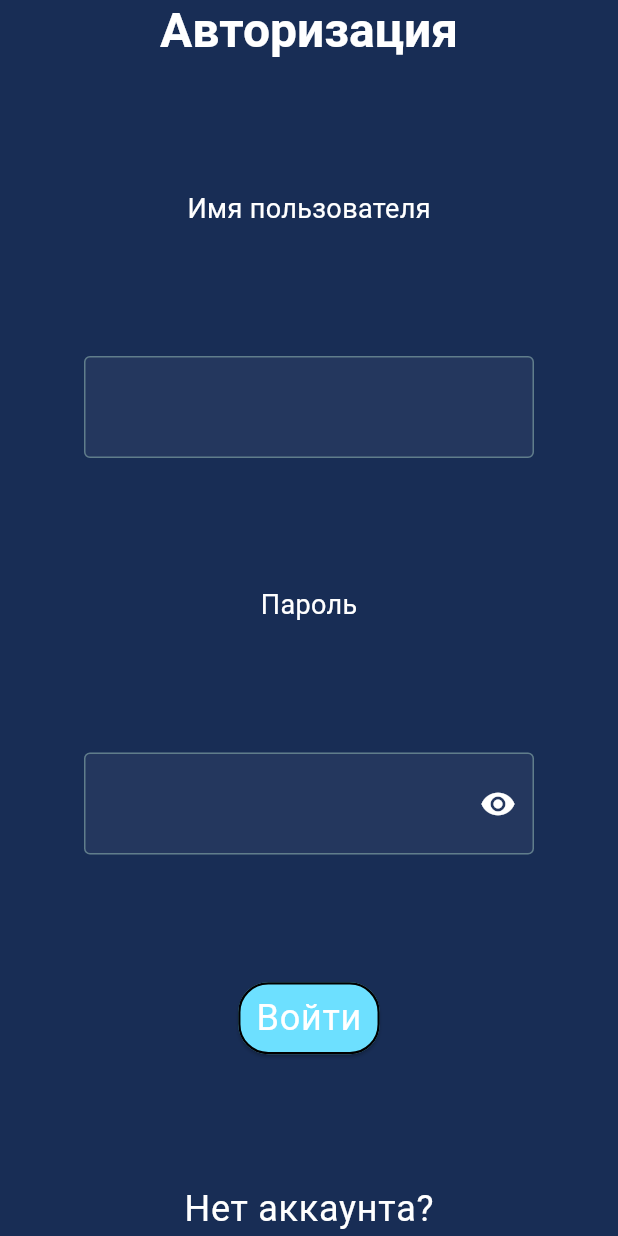
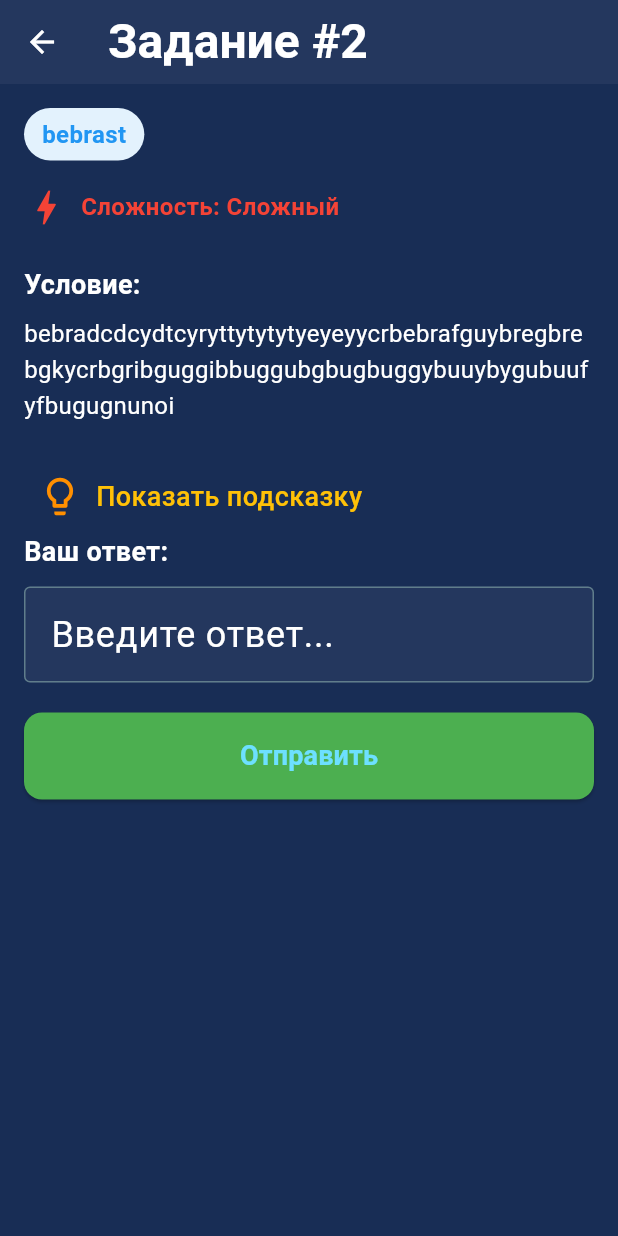
Before and after one commit to artbok/olympics_preparation_client, a Flutter app: the UserTasksPage screen opened directly, after a tap on an icon or button, on a phone screen of 412 x 824 dp. Run offline on Flutter 3.47's test engine with Material 3 defaults, Android fonts, the phone set to English and light mode, and no system bars; our stand-ins replace hive, hive_flutter, socket_io_client; accounts and stored records are empty.

Commit message:
solvepage

```diff
--- a/lib/root.dart
+++ b/lib/root.dart
@@ -136,7 +136,7 @@ class Root extends StatelessWidget {
                   }
                 },
               )
-              : FirstPage(),
+              : UserTasksPage(),
     );
   }
 }
--- a/lib/user/pages/solve_page.dart
+++ b/lib/user/pages/solve_page.dart
@@ -0,0 +1,201 @@
+import "package:flutter/material.dart";
+
+class SolvePage extends StatefulWidget {
+  final String id;
+  final String description;
+  final String subject;
+  final String difficulty;
+  final String hint;
+  final String answer;
+
+  const SolvePage({
+    super.key,
+    required this.id,
+    required this.description,
+    required this.subject,
+    required this.difficulty,
+    required this.hint,
+    required this.answer,
+  });
+
+  @override
+  State<SolvePage> createState() => _SolvePage();
+}
+
+class _SolvePage extends State<SolvePage> {
+  final TextEditingController _answerController = TextEditingController();
+  bool _showHint = false;
+  String buttonText = "Отправить";
+
+
+  @override
+  void dispose() {
+    _answerController.dispose();
+    super.dispose();
+  }
+
+  void _checkAnswer() {
+    String answer = _answerController.text.trim();
+    if (answer.isEmpty) {
+      ScaffoldMessenger.of(context).showSnackBar(
+        const SnackBar(content: Text('Введите ответ!')),
+      );
+      return;
+    }
+    if (widget.answer == answer){
+      buttonText = "Ответ принят";
+      setState(() {
+
+      });
+    ScaffoldMessenger.of(context).showSnackBar(
+      SnackBar(content: Text('Ваш ответ: $answer - верный')),
+    );
+  }
+  else {
+    buttonText = "Изменить ответ";
+    setState(() {
+
+    });
+    ScaffoldMessenger.of(context).showSnackBar(
+      SnackBar(content: Text('Ваш ответ: $answer - неверный'))
+  );
+  return;
+  }
+  }
+
+  @override
+  Widget build(BuildContext context) {
+    return Scaffold(
+      appBar: AppBar(
+        title: Text('Задание #${widget.id}'),
+      ),
+      body: Padding(
+        padding: const EdgeInsets.all(16.0),
+        child: Column(
+          crossAxisAlignment: CrossAxisAlignment.start,
+          children: [
+            Container(
+              padding: const EdgeInsets.symmetric(horizontal: 12, vertical: 6),
+              decoration: BoxDecoration(
+                color: Colors.blue.shade50,
+                borderRadius: BorderRadius.circular(20),
+              ),
+              child: Text(
+                widget.subject,
+                style: const TextStyle(
+                  fontWeight: FontWeight.bold,
+                  color: Colors.blue,
+                  fontSize: 16,
+                ),
+              ),
+            ),
+            const SizedBox(height: 16),
+            Row(
+              children: [
+                Icon(
+                  Icons.bolt,
+                  color: widget.difficulty == 'Сложный' ? Colors.red :
+                         widget.difficulty == 'Средний' ? Colors.orange : Colors.green,
+                ),
+                const SizedBox(width: 8),
+                Text(
+                  'Сложность: ${widget.difficulty}',
+                  style: TextStyle(
+                    fontWeight: FontWeight.bold,
+                    color: widget.difficulty == 'Сложный' ? Colors.red :
+                           widget.difficulty == 'Средний' ? Colors.orange : Colors.green,
+                    fontSize: 16,
+                  ),
+                ),
+              ],
+            ),
+            const SizedBox(height: 24),
+            const Text(
+              'Условие:',
+              style: TextStyle(fontWeight: FontWeight.bold, fontSize: 18),
+            ),
+            const SizedBox(height: 8),
+            Text(
+              widget.description,
+              style: const TextStyle(fontSize: 16, height: 1.5),
+            ),
+            const SizedBox(height: 24),
+            Row(
+              children: [
+                IconButton(
+                  icon: Icon(
+                    _showHint ? Icons.lightbulb : Icons.lightbulb_outline,
+                    color: Colors.amber.shade800,
+                  ),
+                  onPressed: () {
+                    setState(() {
+                      _showHint = !_showHint;
+                    });
+                  },
+                ),
+                Text(
+                  _showHint ? 'Скрыть подсказку' : 'Показать подсказку',
+                  style: const TextStyle(
+                    color: Colors.amber,
+                    fontWeight: FontWeight.w500,
+                  ),
+                ),
+              ],
+            ),
+            if (_showHint) ...[
+              const SizedBox(height: 8),
+              Container(
+                padding: const EdgeInsets.all(14),
+                decoration: BoxDecoration(
+                  color: const Color.fromARGB(255, 65, 47, 102),
+                  borderRadius: BorderRadius.circular(10),
+                ),
+                child: Text(
+                  widget.hint,
+                  style: const TextStyle(
+                    fontStyle: FontStyle.italic,
+                    fontSize: 15,
+                  ),
+                ),
+              ),
+              const SizedBox(height: 24),
+            ],
+
+            const Text(
+              'Ваш ответ:',
+              style: TextStyle(fontWeight: FontWeight.bold, fontSize: 18),
+            ),
+            const SizedBox(height: 10),
+            TextField(
+              controller: _answerController,
+              decoration: InputDecoration(
+                hintText: 'Введите ответ...',
+                border: OutlineInputBorder(
+                  borderRadius: BorderRadius.circular(10),
+                ),
+                contentPadding: const EdgeInsets.all(14),
+              ),
+            ),
+            const SizedBox(height: 20),
+            SizedBox(
+              width: double.infinity,
+              child: ElevatedButton(
+                onPressed: _checkAnswer,
+                style: ElevatedButton.styleFrom(
+                  padding: const EdgeInsets.symmetric(vertical: 16),
+                  backgroundColor: Colors.green,
+                  shape: RoundedRectangleBorder(
+                    borderRadius: BorderRadius.circular(12),
+                  ),
+                ),
+                child: Text(buttonText,
+                  style: TextStyle(fontSize: 18, fontWeight: FontWeight.bold),
+                ),
+              ),
+            ),
+          ],
+        ),
+      ),
+    );
+  }
+}
--- a/lib/user/pages/user_tasks_page.dart
+++ b/lib/user/pages/user_tasks_page.dart
@@ -15,15 +15,15 @@ class _UserTasksPage extends State<UserTasksPage>{
   int currentPage = 1;
   int totalPages = 0;
   Widget getItemWidget(
-    String id, String description, String subject, String difficulty, BuildContext context){
+    String id, String description, String subject, String difficulty, String? hint, String answer, BuildContext context){
         final colors = Theme.of(context).colorScheme;
         return Padding(
               padding: const EdgeInsets.symmetric(horizontal: 30, vertical: 5),
               child: InkWell(
                 onTap: () => {
-                  Navigator.pushReplacement(
-                  context,
-                  PageRouteBuilder(pageBuilder: (context, animation, secondaryAnimation) => const LoginPage(),transitionDuration: Duration.zero, reverseTransitionDuration: Duration.zero))},
+                  Navigator.push(context,
+                  MaterialPageRoute(builder: (context) => SolvePage(id: id, description: description, subject: subject, difficulty: difficulty, hint: hint ?? "Подсказки нет", answer: answer,)))
+                },
                 child: Container(
                   decoration: BoxDecoration(
                     color: colors.secondary,
@@ -119,13 +119,20 @@ class _UserTasksPage extends State<UserTasksPage>{
               List <Map<String, String>>h = [{"id":"2",
               "description":"bebradcdcydtcyryttytytytyeyeyycrbebrafguybregbrebgkycrbgribguggibbuggubgbugbuggybuuybygubuufyfbugugnunoi",
               "subject":"bebrast",
-              "difficulty":"Сложный"}, {"id":"3",
+              "hint": "faaa",
+              "difficulty":"Сложный",
+              "answer":"1234"
+              }, {"id":"3",
               "description":"cf gjj fegueehi ulhhfbhjffffffffnhewwwd,;leeeecfiuon; ffffegu gutgyrtdgjuyrhtgrwrtyuio;lkjhgfds.,mnbvcxpoiuytubgyr",
               "subject":"brbbrb",
-              "difficulty":"Средний"},{"id":"1",
+              "hint": "pepe",
+              "difficulty":"Средний",
+              "answer":"1234"
+              },{"id":"1",
               "description":"fwe",
               "subject":"bebrast",
-              "difficulty":"Простой"}];
+              "difficulty":"Простой",
+              "answer":"1234"}];
               return h;
             }(),
             builder: (context, snapshot) {
@@ -143,7 +150,10 @@ class _UserTasksPage extends State<UserTasksPage>{
                     data[i]["id"],
                     data[i]["description"]!,
                     data[i]["subject"]!,
-                    data[i]["difficulty"], context));
+                    data[i]["difficulty"],
+                    data[i]["hint"],
+                    data[i]["answer"],
+                    context));
             }
                 if (items.isEmpty) {
                   return const Center(
```
